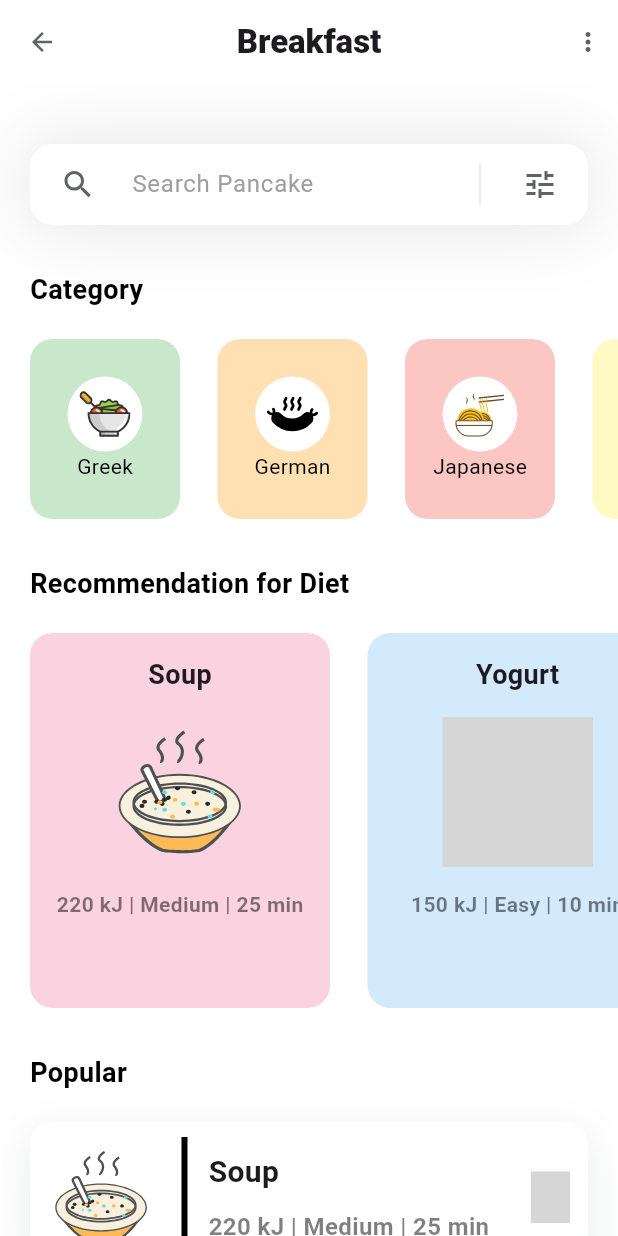
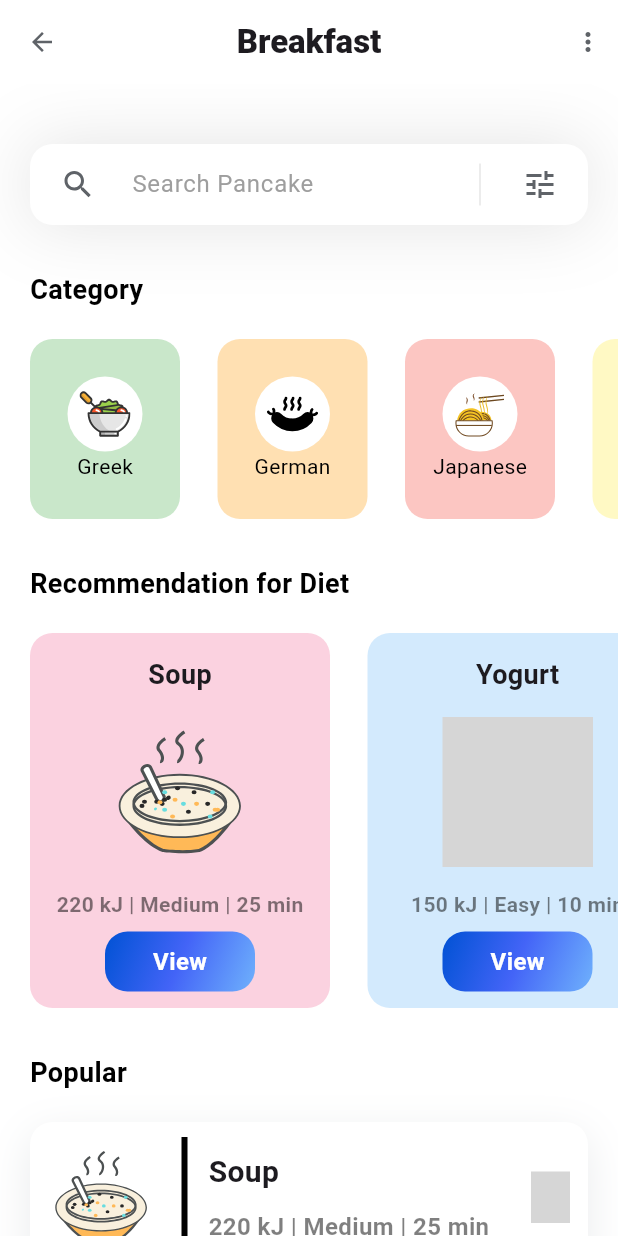
Before and after one commit to NotHLee/flutter_learning_app, a Flutter app: the screen it shows after launch, on a phone screen of 412 x 824 dp. Run offline on Flutter 3.47's test engine with Material 3 defaults, Android fonts, the phone set to English and light mode, and no system bars; our stand-ins replace flutter_svg; grey boxes are pictures that could not be loaded.

Commit message:
Added view buttons to diet category section

```diff
--- a/lib/pages/home.dart
+++ b/lib/pages/home.dart
@@ -198,6 +198,35 @@ Column dietCategory(DietProvider dietProvider) {
                         fontSize: 14,
                         color: Colors.black.withOpacity(0.5)
                       ),
+                    ),
+                    Padding(
+                      padding: const EdgeInsets.all(8.0),
+                      child: GestureDetector(
+                        onTap: () => print("click"),
+                        child: Container(
+                          height: 40,
+                          width: 100,
+                          decoration: BoxDecoration(
+                            borderRadius: BorderRadius.circular(15),
+                            gradient: LinearGradient(
+                              colors: [Color(0xff0052d4), Color(0xff4364f7), Color(0xff6fb1fc)],
+                              stops: [0, 0.5, 1],
+                              begin: Alignment.topLeft,
+                              end: Alignment.bottomRight,
+                            )
+                          ),
+                          child: Center(
+                            child: Text(
+                              "View",
+                              style: TextStyle(
+                                color: Colors.white,
+                                fontWeight: FontWeight.bold,
+                                fontSize: 16
+                              ),
+                            ),
+                          ),
+                        ),
+                      ),
                     )
                   ],
                 ),
```
